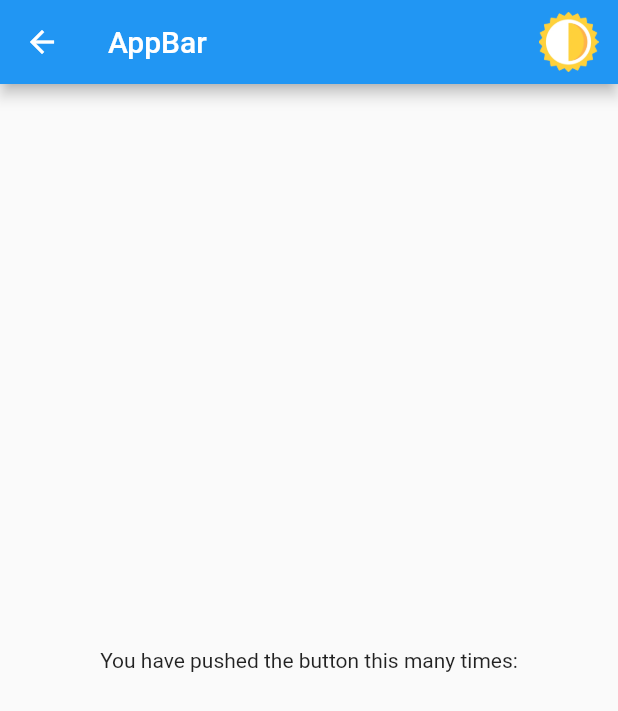
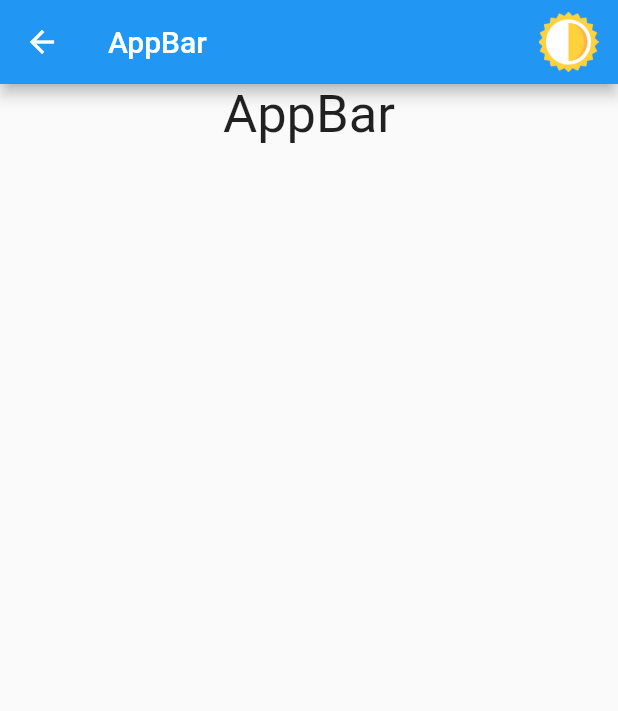
Before and after one commit to shindonghwi/flutter_sognora_factory, a Flutter app: the WebPageHome screen opened directly, on a phone screen of 412 x 824 dp. Shown: the top 711 px of the screen. Run offline on Flutter 3.47's test engine with Material 2 defaults, Android fonts, the phone set to English and light mode, and no system bars; our stand-ins replace shared_preferences; accounts and stored records are empty.

Commit message:
fix: home page scrollview 적용

```diff
--- a/lib/view/page/home/web/home.dart
+++ b/lib/view/page/home/web/home.dart
@@ -16,15 +16,24 @@ class _WebPageHomeState extends State<WebPageHome> {
         title: Text('AppBar'),
         actions: [SwitchThemeToggleButton()],
       ),
-      body: Center(
-        child: Column(
-          mainAxisAlignment: MainAxisAlignment.center,
-          children: <Widget>[
-            Text(
-              'You have pushed the button this many times:',
-            ),
-          ],
-        ),
+      body: LayoutBuilder(
+        builder: (BuildContext context, BoxConstraints viewportConstraints) {
+          return Column(children: [
+            SingleChildScrollView(
+              child: ConstrainedBox(
+                constraints: BoxConstraints(
+                  minHeight: 1.0,
+                  minWidth: viewportConstraints.maxWidth,
+                ),
+                child: Column(
+                  children: [
+                    Text(style: TextStyle(fontSize: 35),'AppBar'),
+                  ],
+                ),
+              ),
+            )
+          ]);
+        },
       ),
     );
   }
```
